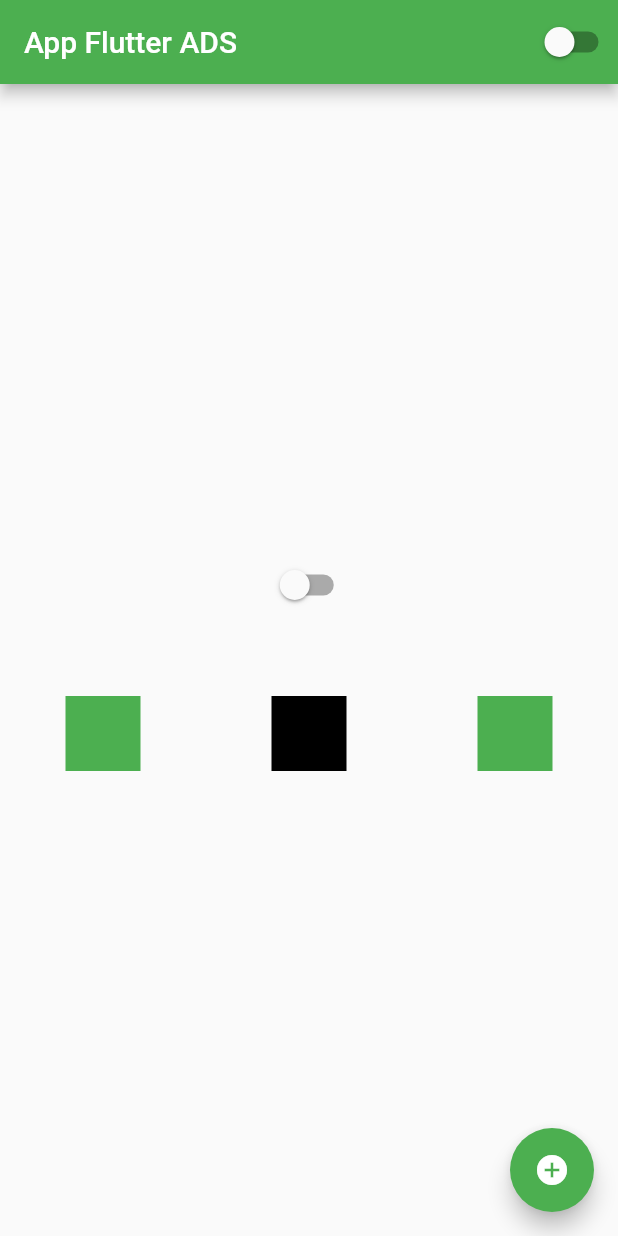
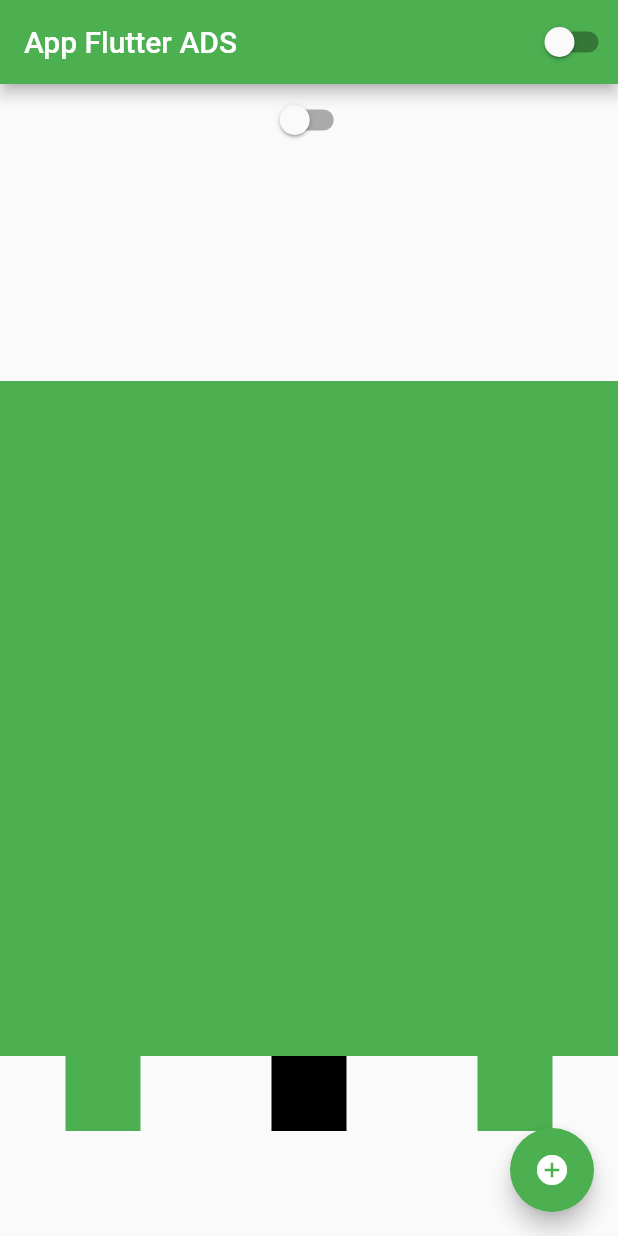
Before and after one commit to carlosviniamar/Dispositivo_Moveis, a Flutter app: the screen it shows after launch, on a phone screen of 412 x 824 dp. Run offline on Flutter 3.47's test engine with Material 2 defaults, Android fonts, the phone set to English and light mode, and no system bars.

Commit message:
Versão 2.5
ListView - Rolagem de Página

```diff
--- a/lib/home_page.dart
+++ b/lib/home_page.dart
@@ -20,12 +20,56 @@ class HomePageState extends State<HomePage> {
       body: Container(
         width: double.infinity,
         height: double.infinity,
-        child: Column(
-          mainAxisAlignment: MainAxisAlignment.center,
+        child: ListView(
           children: [
             Center(child: CustomSwitch()),
             Container(
-              height: 50, //espaçamento entre o botão e o container
+              height: 150, //espaçamento entre o botão e o container
+            ),
+            Container(
+              width: 50,
+              height: 50,
+              color: Colors.green,
+            ),
+            Container(
+              width: 50,
+              height: 50,
+              color: Colors.green,
+            ),
+            Container(
+              width: 50,
+              height: 50,
+              color: Colors.green,
+            ),
+            Container(
+              width: 50,
+              height: 50,
+              color: Colors.green,
+            ),
+            Container(
+              width: 50,
+              height: 50,
+              color: Colors.green,
+            ),
+            Container(
+              width: 50,
+              height: 50,
+              color: Colors.green,
+            ),
+            Container(
+              width: 50,
+              height: 50,
+              color: Colors.green,
+            ),
+            Container(
+              width: 50,
+              height: 50,
+              color: Colors.green,
+            ),
+            Container(
+              width: 50,
+              height: 50,
+              color: Colors.green,
             ),
             Row(
                 mainAxisAlignment: MainAxisAlignment.spaceAround,
```
